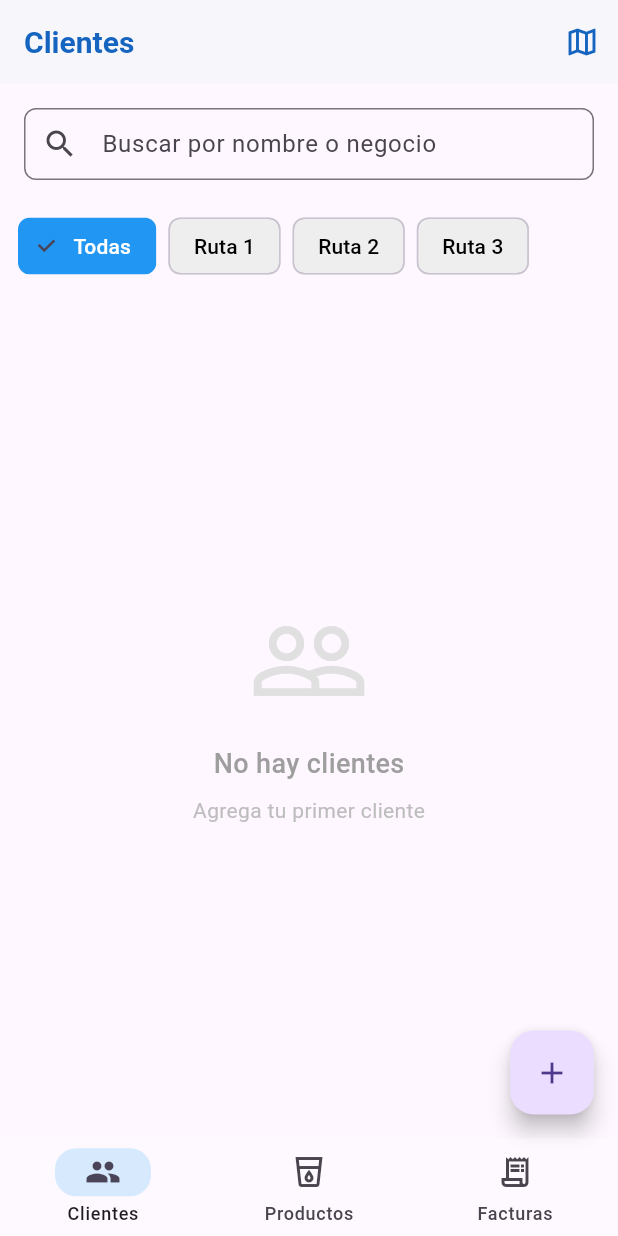
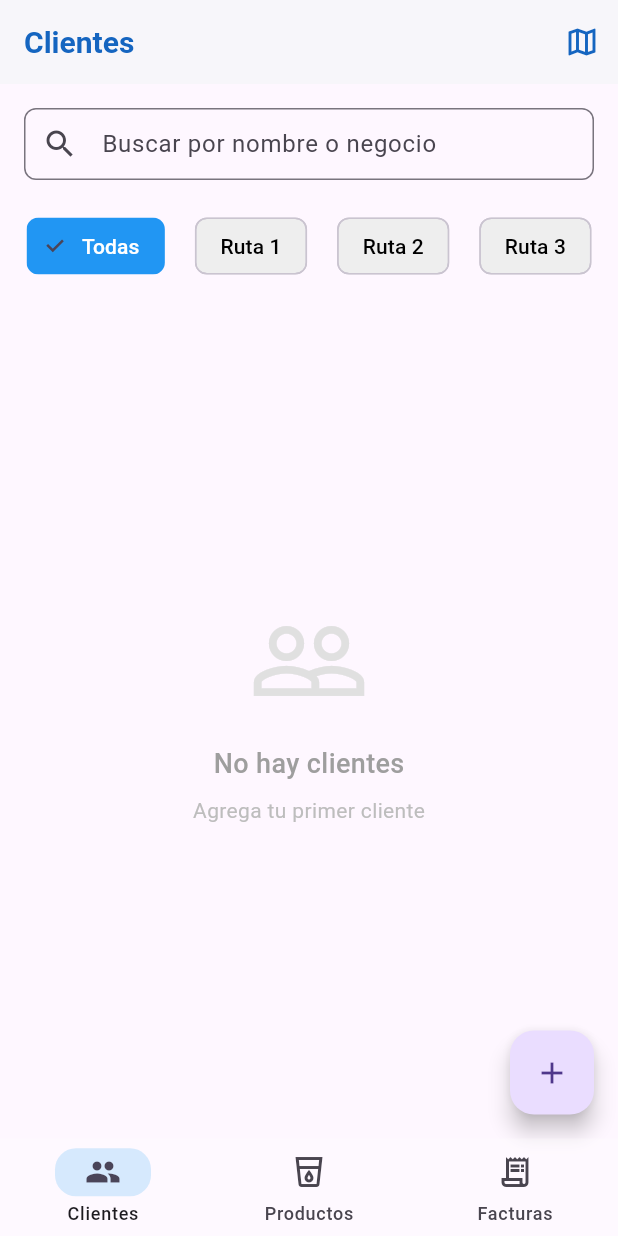
Before and after one commit to lABetancourtl/app_bodega, a Flutter app: the screen it shows after launch, on a phone screen of 412 x 824 dp. Run offline on Flutter 3.47's test engine with Material 3 defaults, Android fonts, the phone set to English and light mode, and no system bars; our stand-ins replace cloud_firestore, firebase_core, firebase_storage, flutter_blue_plus, flutter_map, flutter_riverpod and 8 more; missing offline and left inert: esc_pos_printer_plus, esc_pos_utils_plus; accounts and stored records are empty.

Commit message:
Color de colores

```diff
--- a/lib/app/view/client/clientes_page.dart
+++ b/lib/app/view/client/clientes_page.dart
@@ -459,17 +459,15 @@ class _ClientesPageState extends ConsumerState<ClientesPage> {
               children: [
                 SizedBox(
                   height: 48,
-                  child: ListView.builder(
-                    scrollDirection: Axis.horizontal,
-                    padding: const EdgeInsets.symmetric(horizontal: 8),
-                    itemCount: rutasDisponibles.length,
-                    itemBuilder: (context, index) {
-                      final ruta = rutasDisponibles[index];
-                      final isSelected = filtros.rutaIndex == index;
+                  child: Padding(
+                    padding: const EdgeInsets.symmetric(horizontal: 4),
+                    child: Wrap(
+                      spacing: 20, // <-- espacio horizontal entre chips
+                      children: List.generate(rutasDisponibles.length, (index) {
+                        final ruta = rutasDisponibles[index];
+                        final isSelected = filtros.rutaIndex == index;
 
-                      return Padding(
-                        padding: const EdgeInsets.symmetric(horizontal: 4),
-                        child: FilterChip(
+                        return FilterChip(
                           label: Text(ruta['label']!),
                           selected: isSelected,
                           onSelected: (selected) {
@@ -485,11 +483,12 @@ class _ClientesPageState extends ConsumerState<ClientesPage> {
                           labelStyle: TextStyle(
                             color: isSelected ? Colors.white : Colors.black,
                           ),
-                        ),
-                      );
-                    },
+                        );
+                      }),
+                    ),
                   ),
-                ),
+                )
+
               ],
             ),
           ),
--- a/lib/app/view/client/mapa_clientes_page.dart
+++ b/lib/app/view/client/mapa_clientes_page.dart
@@ -524,7 +524,7 @@ class _MapaClientesPageState extends State<MapaClientesPage> {
                       strokeWidth: 2,
                     ),
                   )
-                      : const Icon(Icons.my_location),
+                      : const Icon(Icons.my_location, color: Colors.black,),
                 ),
                 const SizedBox(height: 12),
 
@@ -538,7 +538,7 @@ class _MapaClientesPageState extends State<MapaClientesPage> {
                     );
                   },
                   backgroundColor: Colors.white,
-                  child: const Icon(Icons.add, color: Colors.black87),
+                  child: const Icon(Icons.add, color: Colors.black),
                 ),
                 const SizedBox(height: 8),
 
@@ -552,7 +552,7 @@ class _MapaClientesPageState extends State<MapaClientesPage> {
                     );
                   },
                   backgroundColor: Colors.white,
-                  child: const Icon(Icons.remove, color: Colors.black87),
+                  child: const Icon(Icons.remove, color: Colors.black),
                 ),
               ],
             ),
```
Also changed, not shown: lib/app/view/client/view_ubicacion_cliente_page.dart (+5 -5 lines).
